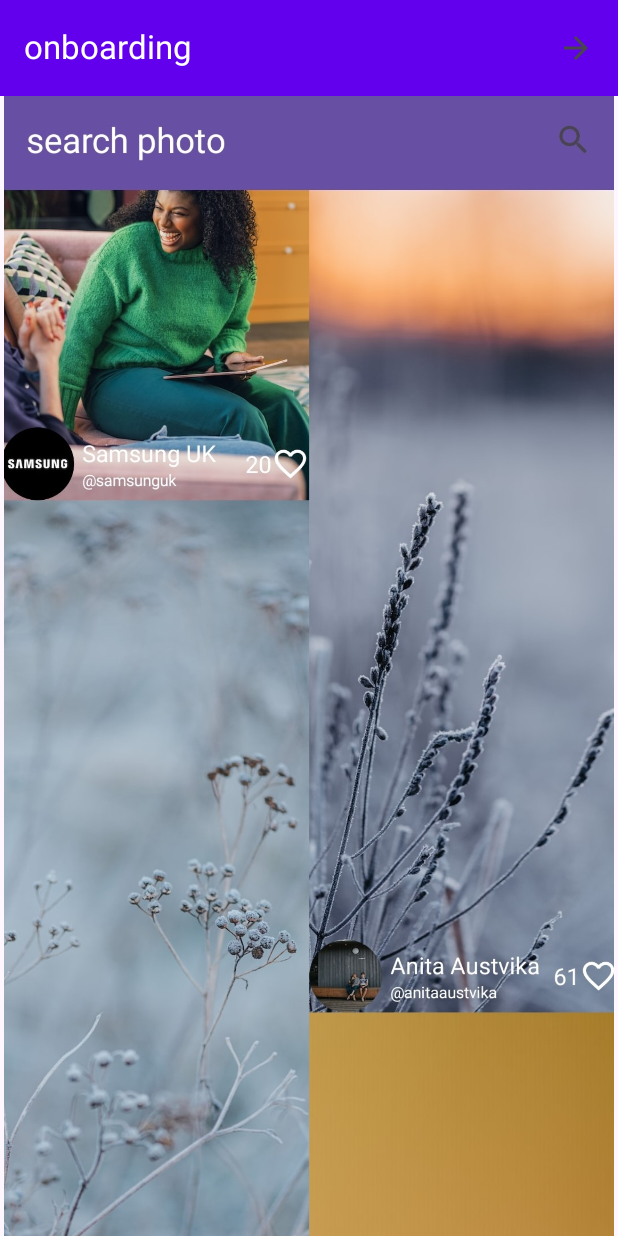
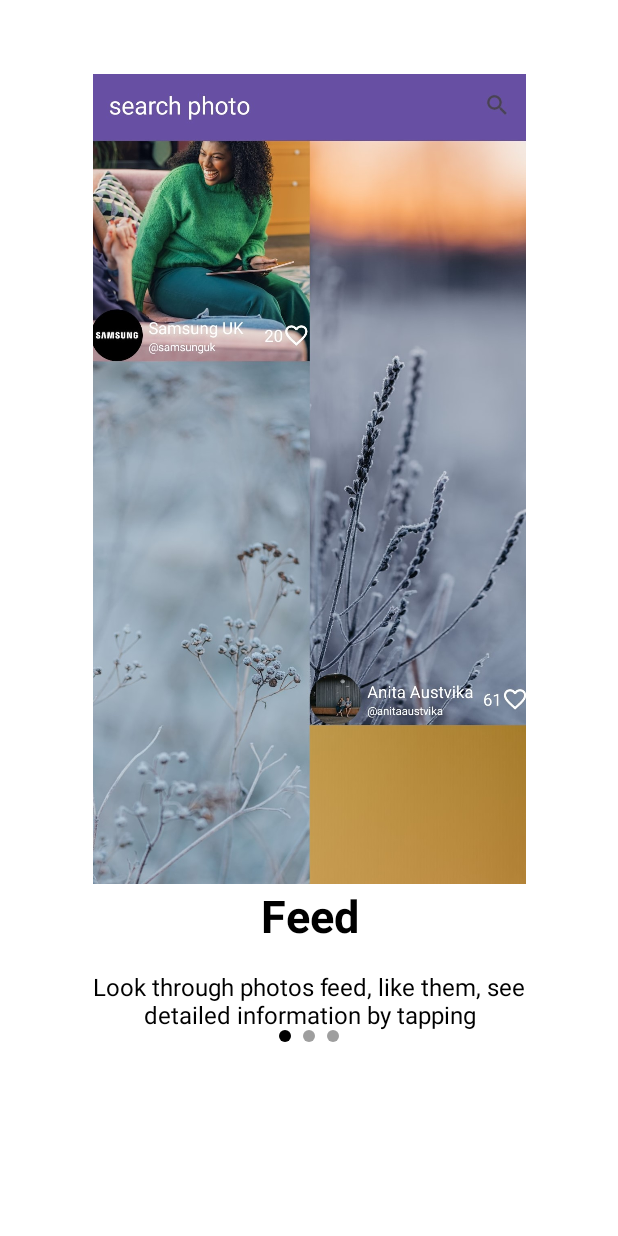
Before and after one commit to blblblblblblblblbl/Unsplash-API-app, an Android app built with Jetpack Compose: the screen it shows after launch (AuthActivity), on a phone screen of 412 x 824 dp. Run offline under Robolectric (Android 15) with nearby library versions, the phone set to English and light mode, and no system bars; our stand-ins replace Dagger/Hilt's generated code, accompanist; libraries missing offline, so code that uses them is left out: net.openid.appauth.

Commit message:
upgrade onboarding
https://github.com/blblblblblblblblbl/Unsplash-API-app/issues/3

```diff
--- a/myProject/app/build.gradle
+++ b/myProject/app/build.gradle
@@ -102,7 +102,13 @@ dependencies {
     implementation 'androidx.compose.foundation:foundation:1.4.0-alpha03'
     implementation 'androidx.compose.material:material-icons-extended:1.4.0-alpha04'
     //
+    // Pager and Indicators - Accompanist
+    implementation "com.google.accompanist:accompanist-pager:0.28.0"
+    implementation "com.google.accompanist:accompanist-pager-indicators:0.28.0"
+    //
+    //OAuth2.0
     implementation 'net.openid:appauth:0.11.1'
+    //
     //room
     def room_version = "2.4.3"
     implementation("androidx.room:room-runtime:$room_version")
--- a/myProject/app/src/main/java/com/blblblbl/myapplication/view/AuthFragment.kt
+++ b/myProject/app/src/main/java/com/blblblbl/myapplication/view/AuthFragment.kt
@@ -6,6 +6,7 @@ import androidx.fragment.app.Fragment
 import android.view.LayoutInflater
 import android.view.View
 import android.view.ViewGroup
+import androidx.compose.animation.ExperimentalAnimationApi
 import androidx.compose.foundation.Image
 import androidx.compose.foundation.layout.*
 import androidx.compose.material.icons.Icons
@@ -22,15 +23,19 @@ import androidx.compose.ui.res.stringResource
 import androidx.fragment.app.viewModels
 import com.blblblbl.myapplication.R
 import com.blblblbl.myapplication.databinding.FragmentAuthBinding
+import com.blblblbl.myapplication.view.auth.screen.OnBoardingScreen
 import com.blblblbl.myapplication.view.compose_utils.theming.UnsplashTheme
 import com.blblblbl.myapplication.viewModel.AuthViewModel
+import com.google.accompanist.pager.ExperimentalPagerApi
 import dagger.hilt.android.AndroidEntryPoint
 
 @AndroidEntryPoint
 class AuthFragment : Fragment() {
     private val viewModel:AuthViewModel by viewModels()
     lateinit var binding: FragmentAuthBinding
-    @OptIn(ExperimentalMaterial3Api::class)
+    @OptIn(ExperimentalMaterial3Api::class, ExperimentalAnimationApi::class,
+        ExperimentalPagerApi::class
+    )
     override fun onCreateView(
         inflater: LayoutInflater, container: ViewGroup?,
         savedInstanceState: Bundle?
@@ -55,7 +60,7 @@ class AuthFragment : Fragment() {
         return ComposeView(requireContext()).apply {
             setContent {
                 UnsplashTheme{
-                    val page = remember { mutableStateOf(FIRST_PAGE) }
+                    /*val page = remember { mutableStateOf(FIRST_PAGE) }
                     Scaffold(
                         topBar = { AuthTopBar(
                             onForwardClicked = {
@@ -78,7 +83,8 @@ class AuthFragment : Fragment() {
                                 AuthScreen()
                             }
                         }
-                    }
+                    }*/
+                    OnBoardingScreen({ viewModel.auth() })
                 }
             }
         }
--- /dev/null
+++ b/myProject/app/src/main/java/com/blblblbl/myapplication/view/auth/screen/OnBoardingScreen.kt
@@ -0,0 +1,151 @@
+package com.blblblbl.myapplication.view.auth.screen
+
+import androidx.compose.animation.AnimatedVisibility
+import androidx.compose.animation.ExperimentalAnimationApi
+import androidx.compose.foundation.Image
+import androidx.compose.foundation.layout.*
+import androidx.compose.material3.Button
+import androidx.compose.material3.ButtonDefaults
+import androidx.compose.material3.MaterialTheme
+import androidx.compose.material3.Text
+import androidx.compose.runtime.Composable
+import androidx.compose.ui.Alignment
+import androidx.compose.ui.Modifier
+import androidx.compose.ui.graphics.Color
+import androidx.compose.ui.res.painterResource
+import androidx.compose.ui.res.stringResource
+import androidx.compose.ui.text.style.TextAlign
+import androidx.compose.ui.tooling.preview.Preview
+import androidx.compose.ui.unit.dp
+import com.blblblbl.myapplication.R
+import com.blblblbl.myapplication.view.auth.utils.OnBoardingPage
+import com.blblblbl.myapplication.viewModel.AuthViewModel
+import com.google.accompanist.pager.*
+
+@ExperimentalAnimationApi
+@ExperimentalPagerApi
+@Composable
+fun OnBoardingScreen(
+    logInOnClick: () -> Unit,
+) {
+    val pages = listOf(
+        OnBoardingPage.First,
+        OnBoardingPage.Second,
+        OnBoardingPage.Third
+    )
+    val pagerState = rememberPagerState()
+
+    Column(modifier = Modifier.fillMaxSize()) {
+        HorizontalPager(
+            modifier = Modifier.weight(10f),
+            count = 3,
+            state = pagerState,
+            verticalAlignment = Alignment.Bottom
+        ) { position ->
+            PagerScreen(onBoardingPage = pages[position])
+        }
+        HorizontalPagerIndicator(
+            modifier = Modifier
+                .align(Alignment.CenterHorizontally)
+                .weight(1f),
+            pagerState = pagerState
+        )
+        FinishButton(
+            modifier = Modifier.weight(1f),
+            pagerState = pagerState
+        ) {
+            logInOnClick()
+        }
+    }
+}
+
+@Composable
+fun PagerScreen(onBoardingPage: OnBoardingPage) {
+    Column(
+        modifier = Modifier
+            .fillMaxWidth(),
+        horizontalAlignment = Alignment.CenterHorizontally,
+        verticalArrangement = Arrangement.Top
+    ) {
+        Image(
+            modifier = Modifier
+                .fillMaxWidth(0.7f)
+                .fillMaxHeight(0.8f),
+            painter = painterResource(id = onBoardingPage.image),
+            contentDescription = "Pager Image"
+        )
+        Text(
+            text = onBoardingPage.title,
+            modifier = Modifier
+                .fillMaxWidth(),
+
+            style = MaterialTheme.typography.headlineLarge,
+            //fontWeight = FontWeight.Bold,
+            textAlign = TextAlign.Center
+        )
+        Text(
+            modifier = Modifier
+                .fillMaxWidth()
+                .padding(horizontal = 40.dp)
+                .padding(top = 20.dp),
+            text = onBoardingPage.description,
+            fontSize = MaterialTheme.typography.titleMedium.fontSize,
+            //fontWeight = FontWeight.Medium,
+            textAlign = TextAlign.Center
+        )
+    }
+}
+
+@ExperimentalAnimationApi
+@ExperimentalPagerApi
+@Composable
+fun FinishButton(
+    modifier: Modifier,
+    pagerState: PagerState,
+    onClick: () -> Unit
+) {
+    Row(
+        modifier = modifier
+            .padding(horizontal = 40.dp),
+        verticalAlignment = Alignment.Top,
+        horizontalArrangement = Arrangement.Center
+    ) {
+        AnimatedVisibility(
+            modifier = Modifier.fillMaxWidth(),
+            visible = pagerState.currentPage == 2
+        ) {
+            Button(
+                onClick = onClick,
+                colors = ButtonDefaults.buttonColors(
+                    contentColor = Color.White
+                )
+            ) {
+                Text(text = stringResource(id = R.string.log_in))
+            }
+        }
+    }
+}
+
+@Composable
+@Preview(showBackground = true)
+fun FirstOnBoardingScreenPreview() {
+    Column(modifier = Modifier.fillMaxSize()) {
+        PagerScreen(onBoardingPage = OnBoardingPage.First)
+    }
+}
+
+@Composable
+@Preview(showBackground = true)
+fun SecondOnBoardingScreenPreview() {
+    Column(modifier = Modifier.fillMaxSize()) {
+        PagerScreen(onBoardingPage = OnBoardingPage.Second)
+    }
+}
+
+@Composable
+@Preview(showBackground = true)
+fun ThirdOnBoardingScreenPreview() {
+    Column(modifier = Modifier.fillMaxSize()) {
+        PagerScreen(onBoardingPage = OnBoardingPage.Third)
+    }
+}
--- /dev/null
+++ b/myProject/app/src/main/java/com/blblblbl/myapplication/view/auth/utils/OnBoardingPage.kt
@@ -0,0 +1,29 @@
+package com.blblblbl.myapplication.view.auth.utils
+
+import androidx.annotation.DrawableRes
+import com.blblblbl.myapplication.R
+
+sealed class OnBoardingPage(
+    @DrawableRes
+    val image: Int,
+    val title: String,
+    val description: String
+) {
+    object First : OnBoardingPage(
+        image = R.drawable.onboarding1,
+        title = "Feed",
+        description = "Look through photos feed, like them, see detailed information by tapping"
+    )
+
+    object Second : OnBoardingPage(
+        image = R.drawable.onboarding2,
+        title = "Collections",
+        description = "Browse collections with a selection of photos by subject"
+    )
+
+    object Third : OnBoardingPage(
+        image = R.drawable.onboarding4,
+        title = "Search",
+        description = "Search photos by tags"
+    )
+}
```
